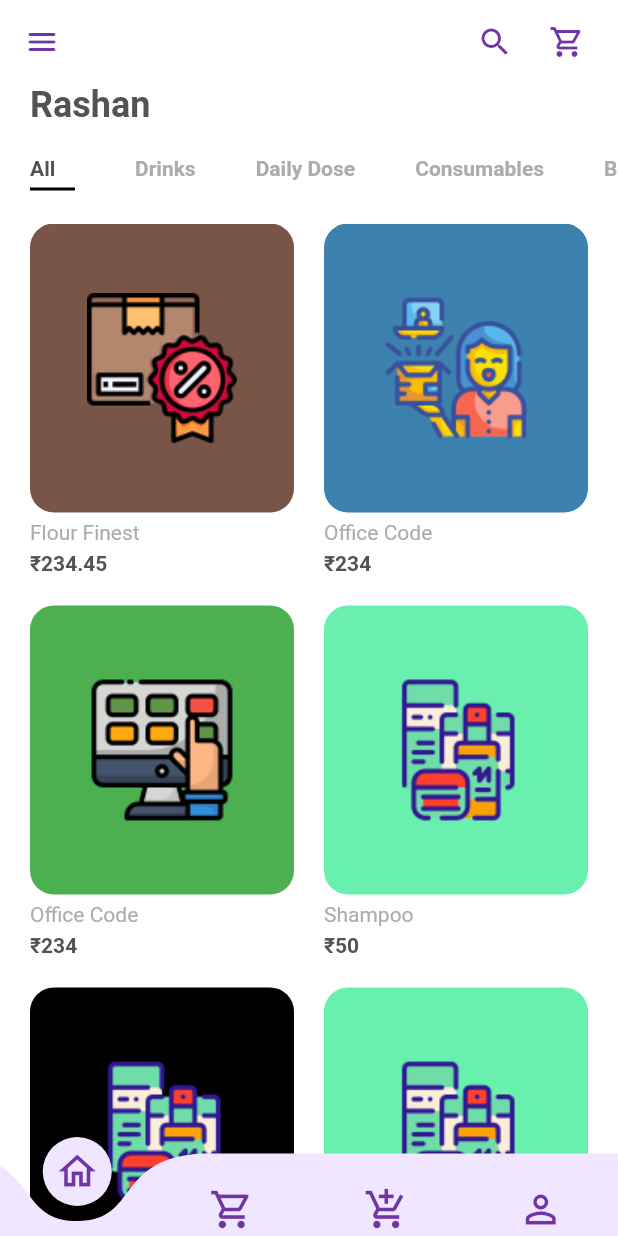
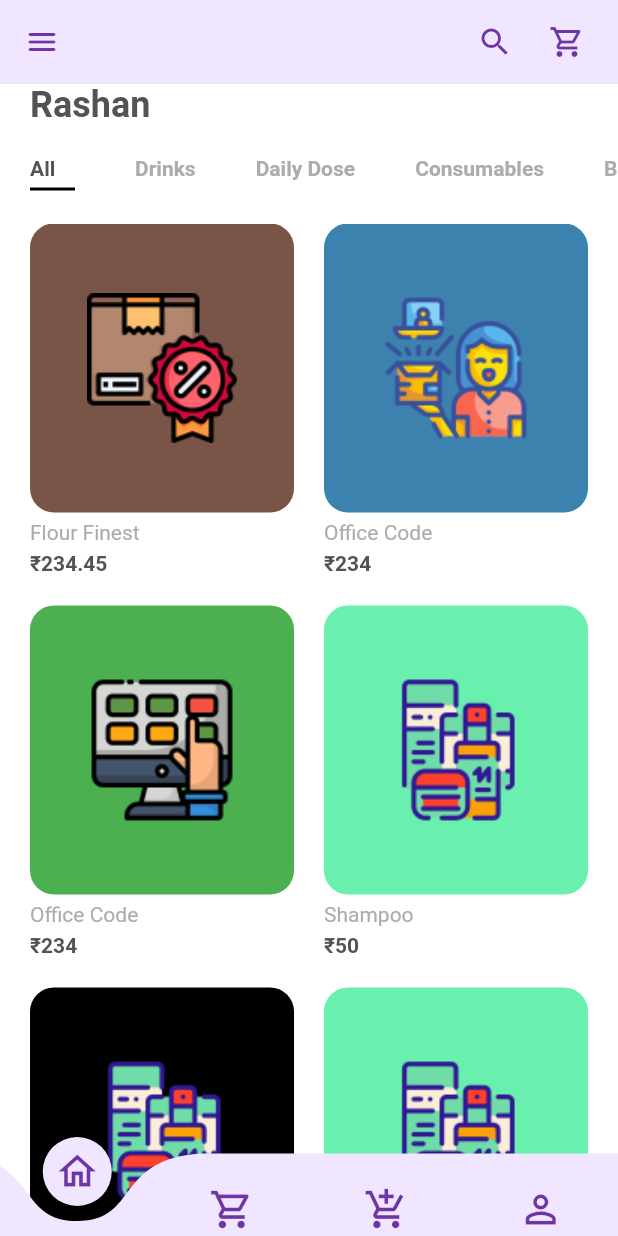
Before and after one commit to Marshal-GG/Pack-More, a Flutter app: the BottomNavigationBarPage screen opened directly, after a tap on the "menu" icon, on a phone screen of 412 x 824 dp. Run offline on Flutter 3.47's test engine with Material 2 defaults, Android fonts, the phone set to English and light mode, and no system bars; drawn by our look-alikes of curved_navigation_bar; our stand-ins replace cloud_firestore, datetime_picker_formfield, firebase_auth, firebase_core, flutter_svg, flutter_zoom_drawer and 3 more; accounts and stored records are empty.

Commit message:
some basic code updates and implementations

```diff
--- /dev/null
+++ b/lib/models/cart.dart
@@ -0,0 +1,16 @@
+import 'package:packmore/models/product.dart';
+import 'package:flutter/material.dart';
+
+class Cart {
+  final Product product;
+  final int numOfItems;
+
+  Cart({required this.product, required this.numOfItems});
+}
+
+List<Cart> demoCarts = [
+  Cart(product: products[2], numOfItems: 3),
+  Cart(product: products[0], numOfItems: 2),
+  Cart(product: products[1], numOfItems: 1),
+  Cart(product: products[3], numOfItems: 1),
+];
--- a/lib/screens/bottom_navigation_bar/body.dart
+++ b/lib/screens/bottom_navigation_bar/body.dart
@@ -1,6 +1,8 @@
 import 'package:curved_navigation_bar/curved_navigation_bar.dart';
 import 'package:flutter/material.dart';
+import 'package:flutter_zoom_drawer/flutter_zoom_drawer.dart';
 import 'package:packmore/master_components/constants.dart';
+import 'package:packmore/screens/cart/cart_screen.dart';
 import 'package:packmore/screens/main_home_screen/home_screen.dart';
 import 'package:packmore/screens/profile/profile_screen.dart';
 
@@ -24,7 +26,9 @@ class _BottomNavigationBarState extends State<BottomNavigationBarPage> {
   ];
   @override
   Widget build(BuildContext context) {
-    return Scaffold(
+    return SafeArea(
+      top: false,
+      child: Scaffold(
         extendBody: true,
         //backgroundColor: Colors.grey[400],
         body: PageView(
@@ -36,21 +40,24 @@ class _BottomNavigationBarState extends State<BottomNavigationBarPage> {
           },
           children: const [
             HomeScreen(),
+            CartScreen(),
             Center(child: Text('Cart')),
-          Center(child: Text('Profile')),
             ProfileScreen(),
           ],
         ),
         bottomNavigationBar: CurvedNavigationBar(
           index: _index,
           height: 55,
+          animationCurve: Curves.easeInOut,
           backgroundColor: Colors.transparent,
           buttonBackgroundColor: kPrimaryLightColor,
           color: kPrimaryLightColor,
           items: items,
           onTap: (index) {
             _pageController.jumpToPage(index);
-          }),
+          },
+        ),
+      ),
     );
   }
 }
--- /dev/null
+++ b/lib/screens/cart/cart_screen.dart
@@ -0,0 +1,35 @@
+import 'package:flutter/material.dart';
+import 'package:packmore/master_components/constants.dart';
+import 'package:packmore/models/Cart.dart';
+
+class CartScreen extends StatelessWidget {
+  const CartScreen({super.key});
+
+  @override
+  Widget build(BuildContext context) {
+    return Scaffold(
+      appBar: buildAppBar(context),
+    );
+  }
+
+  AppBar buildAppBar(BuildContext context) {
+    return AppBar(
+      elevation: 0,
+      // leading: MenuWidget(),
+      title: Column(
+        children: [
+          const Text(
+            "Your Cart",
+            style: TextStyle(color: kPrimaryColor),
+          ),
+          Text(
+            "${demoCarts.length} Items",
+            style: Theme.of(context).textTheme.bodySmall,
+          )
+        ],
+      ),
+      backgroundColor: kPrimaryLightColor,
+      centerTitle: true,
+    );
+  }
+}
--- a/lib/screens/main_home_screen/home_screen.dart
+++ b/lib/screens/main_home_screen/home_screen.dart
@@ -1,4 +1,5 @@
 import 'package:flutter/material.dart';
+import 'package:packmore/side_drawer/side_drawer.dart';
 import '../../master_components/constants.dart';
 import 'components/body.dart';
 
@@ -8,6 +9,7 @@ class HomeScreen extends StatefulWidget {
   @override
   State<HomeScreen> createState() => _HomeScreenState();
 }
+
 class _HomeScreenState extends State<HomeScreen> {
   @override
   Widget build(BuildContext context) {
@@ -19,15 +21,9 @@ class _HomeScreenState extends State<HomeScreen> {
 
   AppBar buildAppBar(BuildContext context) {
     return AppBar(
-      backgroundColor: Colors.white,
+      backgroundColor: kPrimaryLightColor,
       elevation: 0,
-      leading: IconButton(
-        icon: const Icon(
-          Icons.menu_rounded,
-          color: kPrimaryColor,
-        ),
-        onPressed: () {},
-      ),
+      leading: const MenuWidget(),
       actions: <Widget>[
         IconButton(
           icon: const Icon(Icons.search),
--- a/lib/screens/profile/components/body.dart
+++ b/lib/screens/profile/components/body.dart
@@ -36,6 +36,7 @@ class _BodyState extends State<Body> {
   Widget build(BuildContext context) {
     return Column(
       children: [
+        const SizedBox(height: 20),
         const ProfilePic(),
         const SizedBox(height: 20),
         ProfileMenu(
--- a/lib/screens/profile/components/profile_menu.dart
+++ b/lib/screens/profile/components/profile_menu.dart
@@ -23,9 +23,9 @@ class ProfileMenu extends StatelessWidget {
           style: ElevatedButton.styleFrom(
               backgroundColor: kPrimaryLightColor,
               foregroundColor: kPrimaryColor,
-              padding: const EdgeInsets.all(20),
+              padding: const EdgeInsets.all(kDefaultPaddin),
               shape: RoundedRectangleBorder(
-                  borderRadius: BorderRadius.circular(15))),
+                  borderRadius: BorderRadius.circular(kDefaultPaddin))),
           onPressed: press, //dynamic calls onPressed
           child: Row(
             children: [
--- a/lib/screens/profile/profile_screen.dart
+++ b/lib/screens/profile/profile_screen.dart
@@ -1,4 +1,6 @@
 import 'package:flutter/material.dart';
+import 'package:packmore/master_components/constants.dart';
+import 'package:packmore/side_drawer/side_drawer.dart';
 import 'components/body.dart';
 
 class ProfileScreen extends StatelessWidget {
@@ -15,8 +17,12 @@ class ProfileScreen extends StatelessWidget {
   AppBar buildAppBar() {
     return AppBar(
       elevation: 0,
-      title: const Text("Profile"),
-      backgroundColor: Colors.transparent,
+      // leading: MenuWidget(),
+      title: const Text(
+        "Profile",
+        style: TextStyle(color: kPrimaryColor),
+      ),
+      backgroundColor: kPrimaryLightColor,
       centerTitle: true,
     );
   }
--- /dev/null
+++ b/lib/side_drawer/side_drawer.dart
@@ -0,0 +1,50 @@
+import 'package:flutter/material.dart';
+import 'package:flutter_zoom_drawer/config.dart';
+import 'package:flutter_zoom_drawer/flutter_zoom_drawer.dart';
+import 'package:packmore/master_components/constants.dart';
+import 'package:packmore/screens/bottom_navigation_bar/body.dart';
+import 'package:packmore/screens/main_home_screen/home_screen.dart';
+import 'package:packmore/side_drawer/menu_page.dart';
+
+//Not Working
+//Fix later
+
+class ZoomDrawerPage extends StatefulWidget {
+  const ZoomDrawerPage({super.key});
+
+  @override
+  State<ZoomDrawerPage> createState() => _ZoomDrawerState();
+}
+
+class _ZoomDrawerState extends State<ZoomDrawerPage> {
+  @override
+  Widget build(BuildContext context) {
+    return const ZoomDrawer(
+      style: DrawerStyle.style2,
+      mainScreen: BottomNavigationBarPage(),
+      menuScreen: MenuPage(),
+    );
+  }
+}
+
+class MenuWidget extends StatefulWidget {
+  const MenuWidget({super.key});
+
+  @override
+  State<MenuWidget> createState() => _MenuWidgetState();
+}
+
+class _MenuWidgetState extends State<MenuWidget> {
+  @override
+  Widget build(BuildContext context) {
+    return IconButton(
+      icon: const Icon(
+        Icons.menu_rounded,
+        color: kPrimaryColor,
+      ),
+      onPressed: () {
+        ZoomDrawer.of(context)!.toggle();
+      },
+    );
+  }
+}
--- a/pubspec.yaml
+++ b/pubspec.yaml
@@ -53,7 +53,7 @@ dependencies:
   curved_navigation_bar: ^1.0.3
   shared_preferences: ^2.0.15
   flutter_zoom_drawer: ^3.0.3
-
+  image_picker: ^0.8.6
 
   # The following adds the Cupertino Icons font to your application.
   # Use with the CupertinoIcons class for iOS style icons.
```
Also changed, not shown: lib/main.dart (+6 -1 lines), lib/screens/add_products_page/add_products.dart (added, +150 -0 lines), lib/screens/payment_pages_pages/credit_card.dart (added, +111 -0 lines), lib/side_drawer/menu_page.dart (added, +39 -0 lines), pubspec.lock. Lines whose indentation alone changed are shown as unchanged.
